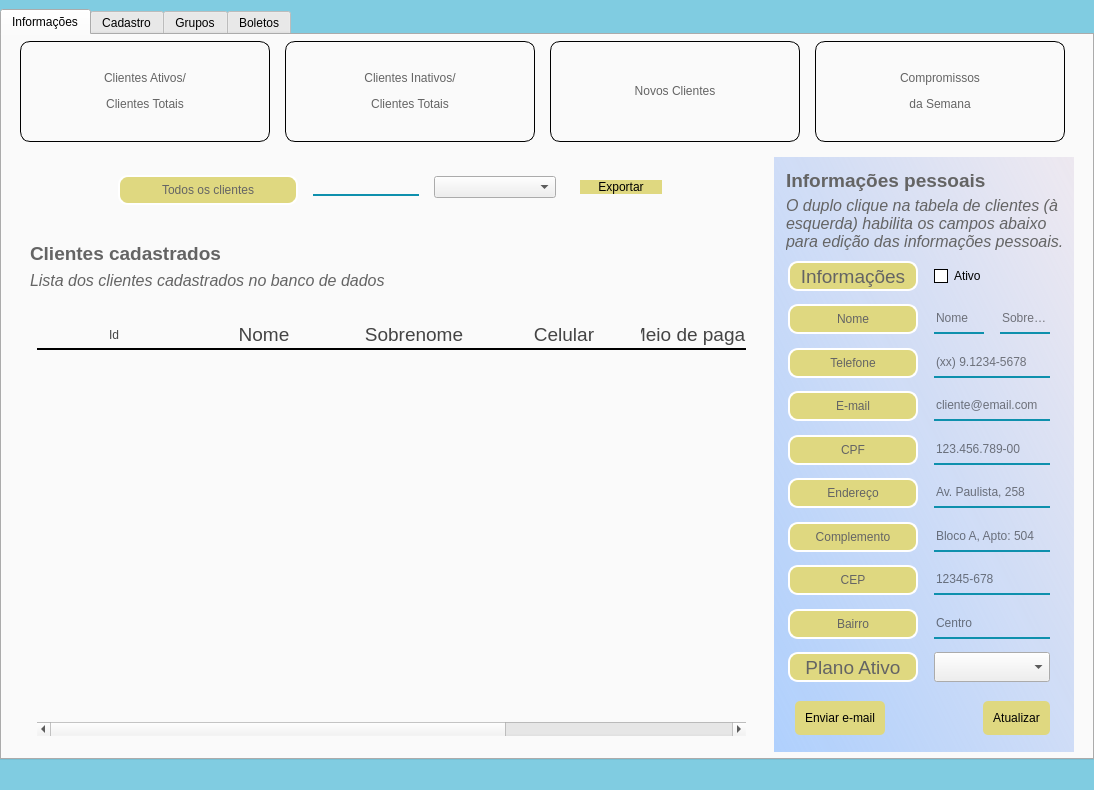
Above: Telas/UI/dashCliente.ui from Nautilidae-project/Nautilus before the change. Below: the same form after it.
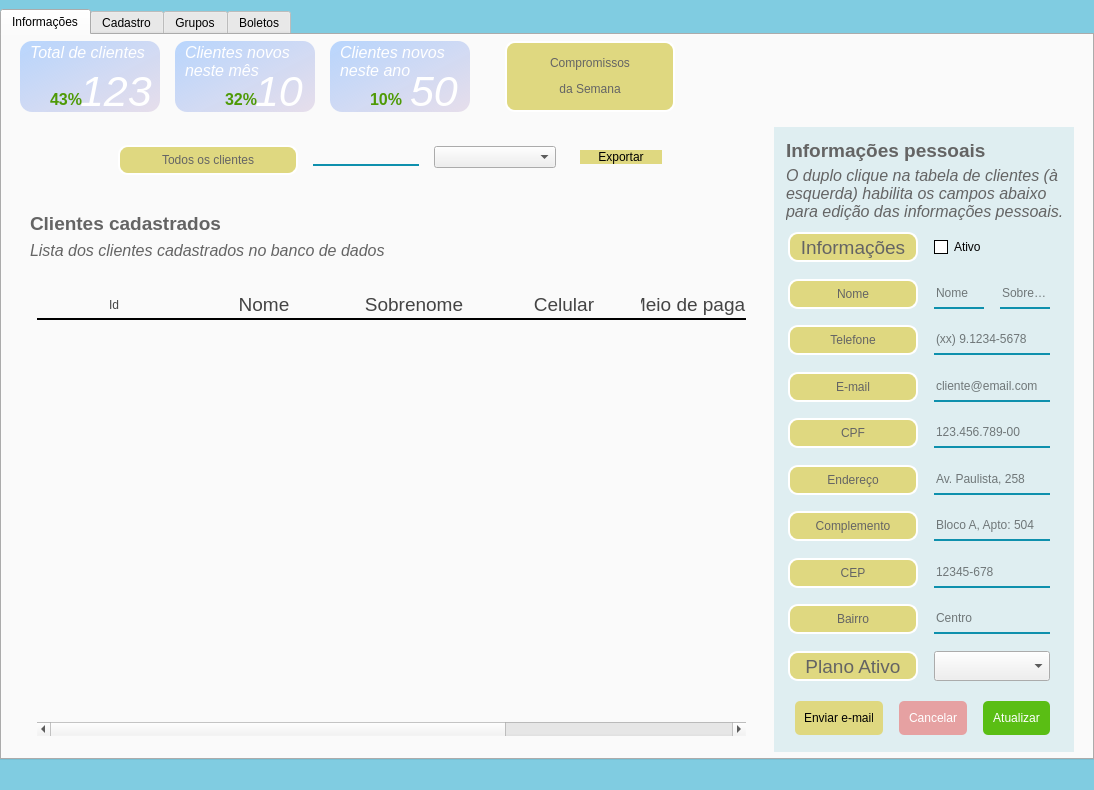
That is the form after the change. Icons and pictures are not drawn.

Commit message:
Cards de informações na área dos clientes
- Adição de cores nos cards de informações na área do cliente;
- Criação de método que busca a quantidade de clientes adicionados no mês e no ano;
- Adição de botão que cancela operação de edição das informações do cliente;
- Troca de cor do botão que confirma edição das informações do cliente.

What changed in the file:
```diff
--- a/Telas/UI/dashCliente.ui
+++ b/Telas/UI/dashCliente.ui
@@ -41,12 +41,6 @@
 	background-color: #DFD880;
 }
 
-#leCard1, #leCard2, #leCard3, #leCard4 {
-	background-color: #fafafa;
-	border-radius: 10px;
-	border:1px solid;
-}
-
 #lbTitulo{
 		background-color: none;
 		font: 300 22pt &quot;Ubuntu&quot; ;
@@ -63,6 +57,7 @@
 	background-color: #fafafa;
 	border-bottom: 2px solid;
 	border-color: rgb(14, 144, 173);
+	border-radius: 0px;
 	
 	
 	font: 80 14pt &quot;Ubuntu&quot; ;
@@ -88,7 +83,42 @@
 QPushButton:hover {
 	background-color: #80CCE1;
 }
-#pbConfirmarAtualizacao, #pbEnviarEmail{
+
+#pbConfirmarAtualizacao {
+	border-radius: 5px;
+	padding: 10px;
+	background-color: rgb(90, 190, 20);
+	color: white;
+}
+
+#pbConfirmarAtualizacao::hover {
+	border-radius: 5px;
+	padding: 10px;
+	background-color: white;
+	color: rgb(100, 200, 22);
+	border: 2px solid rgb(100, 200, 22);
+}
+
+
+#pbCancelarEdicao {
+	border-radius: 5px;
+	padding: 10px;
+	background-color: rgba(239, 41, 41, 100);
+	color: white;
+}
+
+#pbCancelarEdicao::hover {
+	border-radius: 5px;
+	padding: 10px;
+	background-color: white;
+	color: rgba(239, 41, 41, 100);
+	border: 2px solid rgba(239, 41, 41, 100);
+}
+
+
+
+
+#pbEnviarEmail {
 	border-radius: 5px;
 	padding: 10px;
 }
@@ -208,7 +238,17 @@
 
 #frInfoCliente {
 	padding: 4px;
-	background-color: qlineargradient(spread:pad, x1:1, y1:0, x2:0, y2:1, stop:0 rgba(103, 44, 132, 22), stop:1 rgba(112, 172, 255, 138))
+	background-color: rgb(14, 144, 173, 30);
+}
+
+#frClientesTotal, #frClientesMensal, #frClientesAnuais {
+	background-color: qlineargradient(spread:pad, x1:1, y1:1, x2:0, y2:0, stop:0 rgba(96, 32, 132, 33), stop:1 rgba(128, 182, 255, 138));
+	border-radius: 12px;
+	/*border: 5px solid;
+	border-bottom-color: qlineargradient(spread:pad, x1:0, y1:1, x2:1, y2:0, stop:0 rgba(0, 0, 0, 30), stop:1 rgba(255, 255, 255, 0)); 
+	border-top-color: transparent;
+	border-left-color: qlineargradient(spread:pad, x1:0, y1:1, x2:1, y2:0, stop:0 rgba(0, 0, 0, 30), stop:1 rgba(255, 255, 255, 0));
+	border-right-color: transparent;*/
 }
 
 
@@ -250,12 +290,39 @@
 	font-weight: bold;
 }
 
-#lbInfoDescricao, #lbTblGeralDescricao{
+#lbInfoDescricao, #lbTblGeralDescricao, #lbTituloTotal {
 	border: 0px;
 	background-color: transparent;
 	font-family: Ubuntu;
 	font-size: 12pt;
 	font-style: italic;
+}
+
+#lbTituloTotal, #lbTituloMensal, #lbTituloAnual  {
+	border: 0px;
+	background-color: transparent;
+	font-family: Ubuntu;
+	font-size: 12pt;
+	font-style: italic;
+	color: white;
+}
+
+#lbValorTotal, #lbValorMensal, #lbValorAnual  {
+	border: 0px;
+	background-color: transparent;
+	font-family: Ubuntu;
+	font-size: 32pt;
+	font-style: italic;
+	color: white;
+}
+
+#lbEstTotal, #lbEstMensal, #lbEstAnual {
+	border: 0px;
+	background-color: transparent;
+	font-family: Ubuntu;
+	font-size: 12pt;
+	font-weight: bold;
+	color: rgb(78, 154, 6);
 }</string>
       </property>
       <attribute name="title">
@@ -1686,6 +1753,19 @@
                </property>
               </spacer>
              </item>
+             <item>
+              <widget class="QPushButton" name="pbCancelarEdicao">
+               <property name="minimumSize">
+                <size>
+                 <width>0</width>
+                 <height>30</height>
+                </size>
+               </property>
+               <property name="text">
+                <string>Cancelar</string>
+               </property>
+              </widget>
+             </item>
              <item>
               <widget class="QPushButton" name="pbConfirmarAtualizacao">
                <property name="minimumSize">
@@ -1710,7 +1790,7 @@
          <property name="minimumSize">
           <size>
            <width>0</width>
-           <height>110</height>
+           <height>80</height>
           </size>
          </property>
          <property name="maximumSize">
@@ -1739,85 +1819,305 @@
            <number>0</number>
           </property>
           <property name="rightMargin">
-           <number>9</number>
+           <number>150</number>
           </property>
           <property name="bottomMargin">
            <number>9</number>
           </property>
           <item>
-           <widget class="QLabel" name="leCard1">
+           <widget class="QFrame" name="frClientesTotal">
             <property name="maximumSize">
              <size>
-              <width>300</width>
-              <height>110</height>
+              <width>140</width>
+              <height>16777215</height>
              </size>
             </property>
-            <property name="styleSheet">
-             <string notr="true"/>
+            <property name="frameShape">
+             <enum>QFrame::NoFrame</enum>
             </property>
-            <property name="text">
-             <string>&lt;html&gt;&lt;head/&gt;&lt;body&gt;&lt;p align=&quot;center&quot;&gt;Clientes Ativos/&lt;/p&gt;&lt;p align=&quot;center&quot;&gt;Clientes Totais&lt;/p&gt;&lt;/body&gt;&lt;/html&gt;</string>
+            <property name="frameShadow">
+             <enum>QFrame::Raised</enum>
             </property>
-            <property name="alignment">
-             <set>Qt::AlignCenter</set>
-            </property>
+            <widget class="QLabel" name="lbTituloTotal">
+             <property name="geometry">
+              <rect>
+               <x>10</x>
+               <y>0</y>
+               <width>121</width>
+               <height>24</height>
+              </rect>
+             </property>
+             <property name="minimumSize">
+              <size>
+               <width>0</width>
+               <height>24</height>
+              </size>
+             </property>
+             <property name="maximumSize">
+              <size>
+               <width>654654</width>
+               <height>24</height>
+              </size>
+             </property>
+             <property name="styleSheet">
+              <string notr="true"/>
+             </property>
+             <property name="text">
+              <string>&lt;html&gt;&lt;head/&gt;&lt;body&gt;&lt;p&gt;Total de clientes&lt;/p&gt;&lt;/body&gt;&lt;/html&gt;</string>
+             </property>
+             <property name="alignment">
+              <set>Qt::AlignLeading|Qt::AlignLeft|Qt::AlignVCenter</set>
+             </property>
+            </widget>
+            <widget class="QLabel" name="lbValorTotal">
+             <property name="geometry">
+              <rect>
+               <x>60</x>
+               <y>30</y>
+               <width>81</width>
+               <height>40</height>
+              </rect>
+             </property>
+             <property name="sizePolicy">
+              <sizepolicy hsizetype="Expanding" vsizetype="Preferred">
+               <horstretch>0</horstretch>
+               <verstretch>0</verstretch>
+              </sizepolicy>
+             </property>
+             <property name="minimumSize">
+              <size>
+               <width>0</width>
+               <height>40</height>
+              </size>
+             </property>
+             <property name="maximumSize">
+              <size>
+               <width>16777215</width>
+               <height>32</height>
+              </size>
+             </property>
+             <property name="text">
+              <string>123</string>
+             </property>
+            </widget>
+            <widget class="QLabel" name="lbEstTotal">
+             <property name="geometry">
+              <rect>
+               <x>30</x>
+               <y>50</y>
+               <width>41</width>
+               <height>16</height>
+              </rect>
+             </property>
+             <property name="minimumSize">
+              <size>
+               <width>0</width>
+               <height>16</height>
+              </size>
+             </property>
+             <property name="maximumSize">
+              <size>
+               <width>16777215</width>
+               <height>16</height>
+              </size>
+             </property>
+             <property name="text">
+              <string>43%</string>
+             </property>
+            </widget>
            </widget>
           </item>
           <item>
-           <widget class="QLabel" name="leCard2">
+           <widget class="QFrame" name="frClientesMensal">
             <property name="maximumSize">
              <size>
-              <width>300</width>
-              <height>110</height>
+              <width>140</width>
+              <height>16777215</height>
              </size>
             </property>
-            <property name="styleSheet">
-             <string notr="true"/>
+            <property name="frameShape">
+             <enum>QFrame::NoFrame</enum>
             </property>
-            <property name="text">
-             <string>&lt;html&gt;&lt;head/&gt;&lt;body&gt;&lt;p align=&quot;center&quot;&gt;Clientes Inativos/&lt;/p&gt;&lt;p align=&quot;center&quot;&gt;Clientes Totais&lt;/p&gt;&lt;/body&gt;&lt;/html&gt;</string>
+            <property name="frameShadow">
+             <enum>QFrame::Raised</enum>
             </property>
-            <property name="alignment">
-             <set>Qt::AlignCenter</set>
-            </property>
+            <widget class="QLabel" name="lbTituloMensal">
+             <property name="geometry">
+              <rect>
+               <x>10</x>
+               <y>0</y>
+               <width>121</width>
+               <height>41</height>
+              </rect>
+             </property>
+             <property name="sizePolicy">
+              <sizepolicy hsizetype="Expanding" vsizetype="Preferred">
+               <horstretch>0</horstretch>
+               <verstretch>0</verstretch>
+              </sizepolicy>
+             </property>
+             <property name="maximumSize">
+              <size>
+               <width>65466</width>
+               <height>94654</height>
+              </size>
+             </property>
+             <property name="styleSheet">
+              <string notr="true"/>
+             </property>
+             <property name="text">
+              <string>&lt;html&gt;&lt;head/&gt;&lt;body&gt;&lt;p&gt;Clientes novos neste mês&lt;/p&gt;&lt;/body&gt;&lt;/html&gt;</string>
+             </property>
+             <property name="alignment">
+              <set>Qt::AlignLeading|Qt::AlignLeft|Qt::AlignVCenter</set>
+             </property>
+             <property name="wordWrap">
+              <bool>true</bool>
+             </property>
+            </widget>
+            <widget class="QLabel" name="lbValorMensal">
+             <property name="geometry">
+              <rect>
+               <x>80</x>
+               <y>30</y>
+               <width>64</width>
+               <height>40</height>
+              </rect>
+             </property>
+             <property name="minimumSize">
+              <size>
+               <width>0</width>
+               <height>40</height>
+              </size>
+             </property>
+             <property name="maximumSize">
+              <size>
+               <width>16777215</width>
+               <height>32</height>
+              </size>
+             </property>
+             <property name="text">
+              <string>10</string>
+             </property>
+            </widget>
+            <widget class="QLabel" name="lbEstMensal">
+             <property name="geometry">
+              <rect>
+               <x>50</x>
+               <y>50</y>
+               <width>41</width>
+               <height>17</height>
+              </rect>
+             </property>
+             <property name="text">
+              <string>32%</string>
+             </property>
+            </widget>
            </widget>
           </item>
           <item>
-           <widget class="QLabel" name="leCard3">
+           <widget class="QFrame" name="frClientesAnuais">
             <property name="maximumSize">
              <size>
-              <width>300</width>
-              <height>110</height>
+              <width>140</width>
+              <height>16777215</height>
              </size>
             </property>
-            <property name="styleSheet">
-             <string notr="true"/>
+            <property name="frameShape">
+             <enum>QFrame::StyledPanel</enum>
             </property>
-            <property name="text">
-             <string>&lt;html&gt;&lt;head/&gt;&lt;body&gt;&lt;p align=&quot;center&quot;&gt;Novos Clientes&lt;/p&gt;&lt;/body&gt;&lt;/html&gt;</string>
+            <property name="frameShadow">
+             <enum>QFrame::Raised</enum>
             </property>
-            <property name="alignment">
-             <set>Qt::AlignCenter</set>
-            </property>
+            <widget class="QLabel" name="lbTituloAnual">
+             <property name="geometry">
+              <rect>
+               <x>10</x>
+               <y>0</y>
+               <width>121</width>
+               <height>41</height>
+              </rect>
+             </property>
+             <property name="maximumSize">
+              <size>
+               <width>6544</width>
+               <height>6546</height>
+              </size>
+             </property>
+             <property name="styleSheet">
+              <string notr="true"/>
+             </property>
+             <property name="text">
+              <string>&lt;html&gt;&lt;head/&gt;&lt;body&gt;&lt;p&gt;Clientes novos neste ano&lt;/p&gt;&lt;/body&gt;&lt;/html&gt;</string>
+             </property>
+             <property name="alignment">
+              <set>Qt::AlignLeading|Qt::AlignLeft|Qt::AlignVCenter</set>
+             </property>
+             <property name="wordWrap">
+              <bool>true</bool>
+             </property>
+            </widget>
+            <widget class="QLabel" name="lbValorAnual">
+             <property name="geometry">
+              <rect>
+               <x>80</x>
+               <y>30</y>
+               <width>64</width>
+               <height>40</height>
+              </rect>
+             </property>
+             <property name="text">
+              <string>50</string>
+             </property>
+            </widget>
+            <widget class="QLabel" name="lbEstAnual">
+             <property name="geometry">
+              <rect>
+               <x>40</x>
+               <y>50</y>
+               <width>64</width>
+               <height>17</height>
+              </rect>
+             </property>
+             <property name="text">
+              <string>10%</string>
+             </property>
+            </widget>
            </widget>
           </item>
           <item>
-           <widget class="QLabel" name="leCard4">
-            <property name="maximumSize">
-             <size>
-              <width>300</width>
-              <height>110</height>
-             </size>
+           <widget class="QFrame" name="frClientes">
+            <property name="frameShape">
+             <enum>QFrame::StyledPanel</enum>
             </property>
-            <property name="styleSheet">
-             <string notr="true"/>
+            <property name="frameShadow">
+             <enum>QFrame::Raised</enum>
             </property>
-            <property name="text">
-             <string>&lt;html&gt;&lt;head/&gt;&lt;body&gt;&lt;p align=&quot;center&quot;&gt;Compromissos&lt;/p&gt;&lt;p align=&quot;center&quot;&gt;da Semana&lt;/p&gt;&lt;/body&gt;&lt;/html&gt;</string>
-            </property>
-            <property name="alignment">
-             <set>Qt::AlignCenter</set>
-            </property>
+            <widget class="QLabel" name="leCard4">
+             <property name="geometry">
+              <rect>
+               <x>20</x>
+               <y>0</y>
+               <width>170</width>
+               <height>71</height>
+              </rect>
+             </property>
+             <property name="maximumSize">
+              <size>
+               <width>300</width>
+               <height>110</height>
+              </size>
+             </property>
+             <property name="styleSheet">
+              <string notr="true"/>
+             </property>
+             <property name="text">
+              <string>&lt;html&gt;&lt;head/&gt;&lt;body&gt;&lt;p align=&quot;center&quot;&gt;Compromissos&lt;/p&gt;&lt;p align=&quot;center&quot;&gt;da Semana&lt;/p&gt;&lt;/body&gt;&lt;/html&gt;</string>
+             </property>
+             <property name="alignment">
+              <set>Qt::AlignCenter</set>
+             </property>
+            </widget>
            </widget>
           </item>
          </layout>
```
The commit also changes 10 other files.
